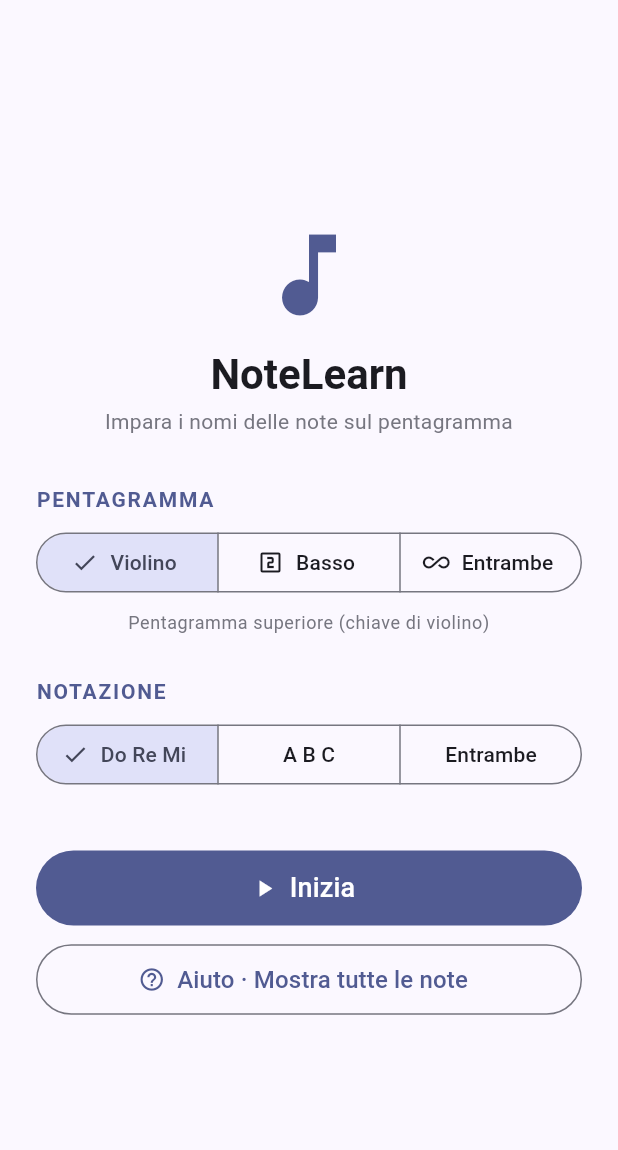
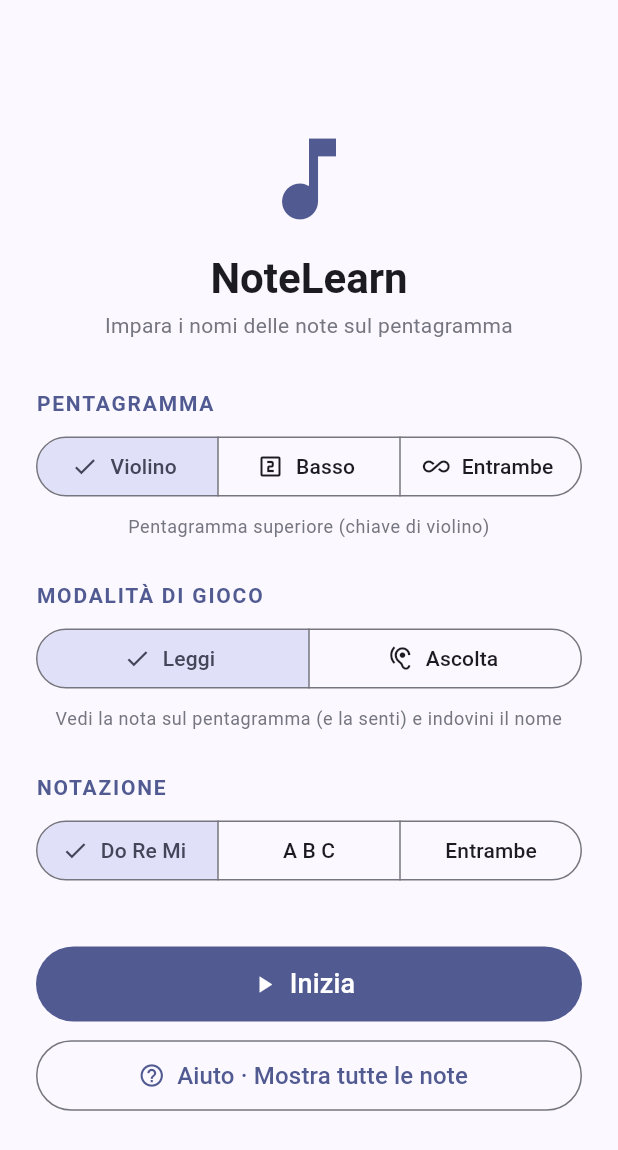
Before and after one commit to ianes1978/NoteLearn, a Flutter app: the screen it shows after launch, on a phone screen of 412 x 824 dp. Shown: the top 1150 px of the screen. Run offline on Flutter 3.47's test engine with Material 3 defaults, Android fonts, the phone set to English and light mode, and no system bars; our stand-ins replace audioplayers.

Commit message:
Aggiungi suono delle note e modalità "Ascolta e indovina"
- Sintetizzatore di toni (note_player.dart) che genera il suono di ogni
  nota al volo, senza file audio (dipendenza audioplayers).
- MusicNote: numero MIDI e frequenza (temperamento equabile, A4=440).
- Quiz: la nota mostrata viene suonata, con pulsante Riascolta e
  interruttore audio on/off.
- Nuova modalità di gioco "Ascolta": si sente il suono e si indovina la
  nota; dopo la risposta viene rivelata la posizione sul pentagramma.
- Scelta della modalità (Leggi/Ascolta) nella home.
- Test su MIDI/frequenza.

Co-Authored-By: Claude Opus 4.8 (1M context) <noreply@anthropic.com>
Claude-Session: https://claude.ai/code/session_01NYDykZZ4ZLoDpPqgaZ4Ct1

```diff
--- a/lib/screens/home_screen.dart
+++ b/lib/screens/home_screen.dart
@@ -16,6 +16,7 @@ enum ClefChoice { treble, bass, both }
 class _HomeScreenState extends State<HomeScreen> {
   ClefChoice _clefChoice = ClefChoice.treble;
   Notation _notation = Notation.solfege;
+  GameMode _mode = GameMode.read;
 
   List<Clef> get _selectedClefs {
     switch (_clefChoice) {
@@ -34,6 +35,7 @@ class _HomeScreenState extends State<HomeScreen> {
         builder: (_) => QuizScreen(
           clefs: _selectedClefs,
           notation: _notation,
+          mode: _mode,
         ),
       ),
     );
@@ -117,6 +119,34 @@ class _HomeScreenState extends State<HomeScreen> {
                         ?.copyWith(color: theme.colorScheme.outline),
                   ),
                   const SizedBox(height: 28),
+                  const _SectionTitle('Modalità di gioco'),
+                  const SizedBox(height: 8),
+                  SegmentedButton<GameMode>(
+                    segments: const [
+                      ButtonSegment(
+                        value: GameMode.read,
+                        label: Text('Leggi'),
+                        icon: Icon(Icons.visibility_outlined),
+                      ),
+                      ButtonSegment(
+                        value: GameMode.listen,
+                        label: Text('Ascolta'),
+                        icon: Icon(Icons.hearing),
+                      ),
+                    ],
+                    selected: {_mode},
+                    onSelectionChanged: (s) => setState(() => _mode = s.first),
+                  ),
+                  const SizedBox(height: 8),
+                  Text(
+                    _mode == GameMode.read
+                        ? 'Vedi la nota sul pentagramma (e la senti) e indovini il nome'
+                        : 'Ascolti il suono e indovini la nota',
+                    textAlign: TextAlign.center,
+                    style: theme.textTheme.bodySmall
+                        ?.copyWith(color: theme.colorScheme.outline),
+                  ),
+                  const SizedBox(height: 28),
                   const _SectionTitle('Notazione'),
                   const SizedBox(height: 8),
                   SegmentedButton<Notation>(
--- a/pubspec.yaml
+++ b/pubspec.yaml
@@ -10,6 +10,7 @@ dependencies:
   flutter:
     sdk: flutter
   cupertino_icons: ^1.0.6
+  audioplayers: ^6.1.0
 
 dev_dependencies:
   flutter_test:
```
Also changed, not shown: lib/audio/note_player.dart (added, +103 -0 lines), lib/models/music_note.dart (+11 -0 lines), lib/screens/quiz_screen.dart (+82 -16 lines), 2 other files.
